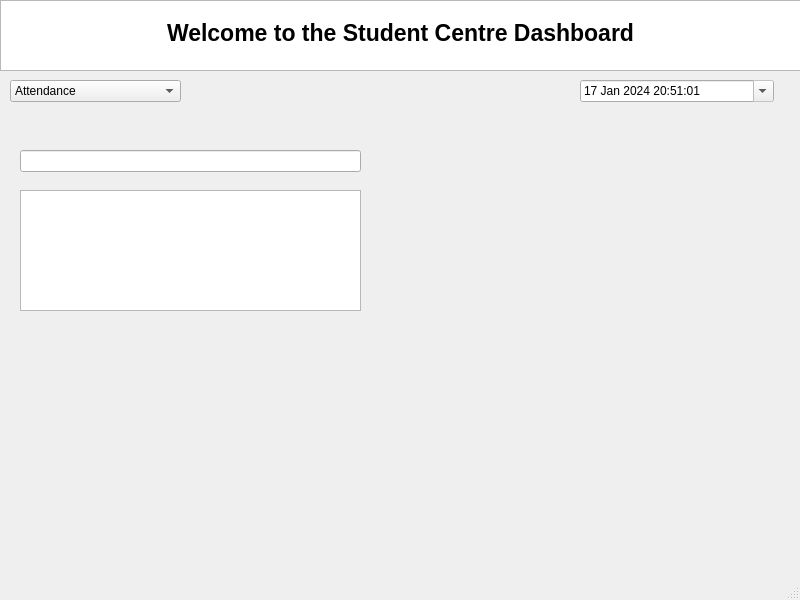
This is FYP/dash.ui in raissalkp/NFC-Enabled-Student-Card-System as Qt 5 draws it before an edit. The edited form follows.
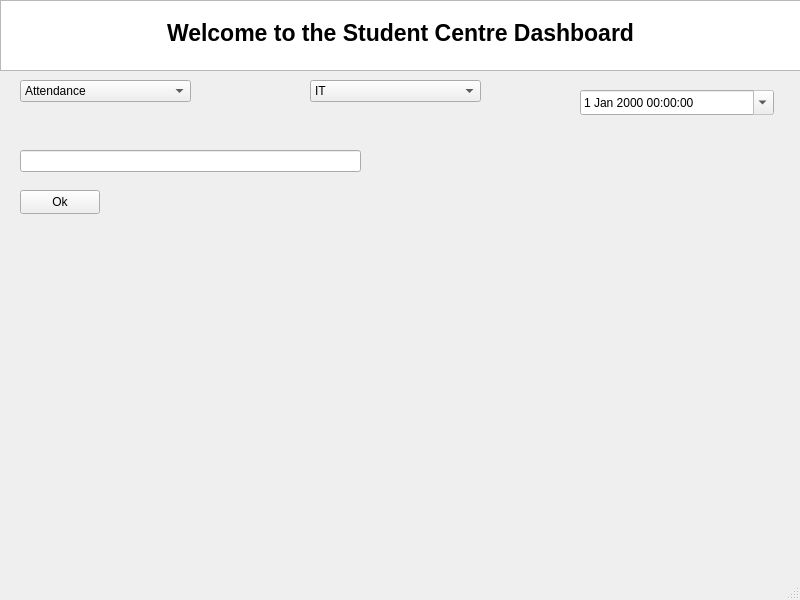
This is the edited form.

```diff
--- a/FYP/dash.ui
+++ b/FYP/dash.ui
@@ -40,7 +40,7 @@
    <widget class="QComboBox" name="comboBox">
     <property name="geometry">
      <rect>
-      <x>10</x>
+      <x>20</x>
       <y>80</y>
       <width>171</width>
       <height>22</height>
@@ -62,51 +62,6 @@
      </property>
     </item>
    </widget>
-   <widget class="QDateTimeEdit" name="dateTimeEdit">
-    <property name="enabled">
-     <bool>true</bool>
-    </property>
-    <property name="geometry">
-     <rect>
-      <x>580</x>
-      <y>80</y>
-      <width>194</width>
-      <height>22</height>
-     </rect>
-    </property>
-    <property name="readOnly">
-     <bool>true</bool>
-    </property>
-    <property name="buttonSymbols">
-     <enum>QAbstractSpinBox::NoButtons</enum>
-    </property>
-    <property name="accelerated">
-     <bool>false</bool>
-    </property>
-    <property name="dateTime">
-     <datetime>
-      <hour>20</hour>
-      <minute>51</minute>
-      <second>1</second>
-      <year>2024</year>
-      <month>1</month>
-      <day>17</day>
-     </datetime>
-    </property>
-    <property name="time">
-     <time>
-      <hour>20</hour>
-      <minute>51</minute>
-      <second>1</second>
-     </time>
-    </property>
-    <property name="currentSection">
-     <enum>QDateTimeEdit::DaySection</enum>
-    </property>
-    <property name="calendarPopup">
-     <bool>true</bool>
-    </property>
-   </widget>
    <widget class="QLineEdit" name="lineEdit">
     <property name="geometry">
      <rect>
@@ -117,16 +72,6 @@
      </rect>
     </property>
    </widget>
-   <widget class="QTextEdit" name="textEdit_2">
-    <property name="geometry">
-     <rect>
-      <x>20</x>
-      <y>190</y>
-      <width>341</width>
-      <height>121</height>
-     </rect>
-    </property>
-   </widget>
    <widget class="QLabel" name="label_output">
     <property name="geometry">
      <rect>
@@ -140,6 +85,75 @@
      <string/>
     </property>
    </widget>
+   <widget class="QPushButton" name="pushButton">
+    <property name="geometry">
+     <rect>
+      <x>20</x>
+      <y>190</y>
+      <width>80</width>
+      <height>24</height>
+     </rect>
+    </property>
+    <property name="text">
+     <string>Ok</string>
+    </property>
+   </widget>
+   <widget class="QDateTimeEdit" name="dateTimeEdit">
+    <property name="geometry">
+     <rect>
+      <x>580</x>
+      <y>90</y>
+      <width>194</width>
+      <height>25</height>
+     </rect>
+    </property>
+    <property name="readOnly">
+     <bool>true</bool>
+    </property>
+    <property name="calendarPopup">
+     <bool>true</bool>
+    </property>
+   </widget>
+   <widget class="QComboBox" name="comboBox_2">
+    <property name="geometry">
+     <rect>
+      <x>310</x>
+      <y>80</y>
+      <width>171</width>
+      <height>22</height>
+     </rect>
+    </property>
+    <item>
+     <property name="text">
+      <string>IT</string>
+     </property>
+    </item>
+    <item>
+     <property name="text">
+      <string>Beauty</string>
+     </property>
+    </item>
+    <item>
+     <property name="text">
+      <string>Sci</string>
+     </property>
+    </item>
+    <item>
+     <property name="text">
+      <string>Culinary</string>
+     </property>
+    </item>
+    <item>
+     <property name="text">
+      <string>Eng</string>
+     </property>
+    </item>
+    <item>
+     <property name="text">
+      <string>Staff</string>
+     </property>
+    </item>
+   </widget>
   </widget>
   <widget class="QMenuBar" name="menubar">
    <property name="geometry">
```
Left out of the diff: 2 changed lines with no effect on the pictures.
